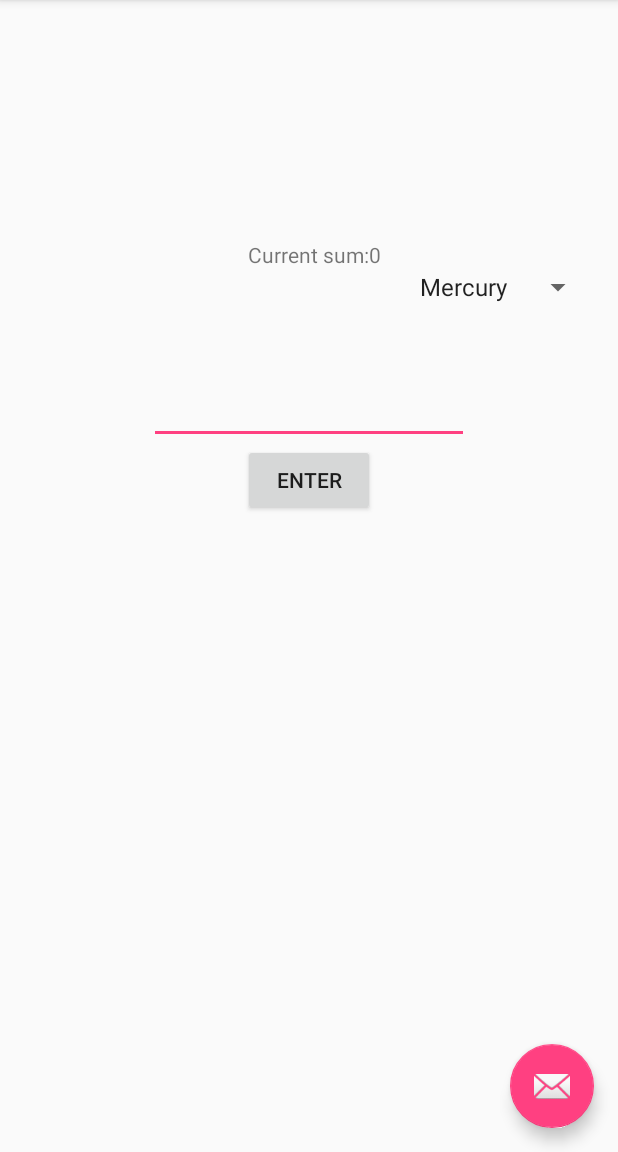
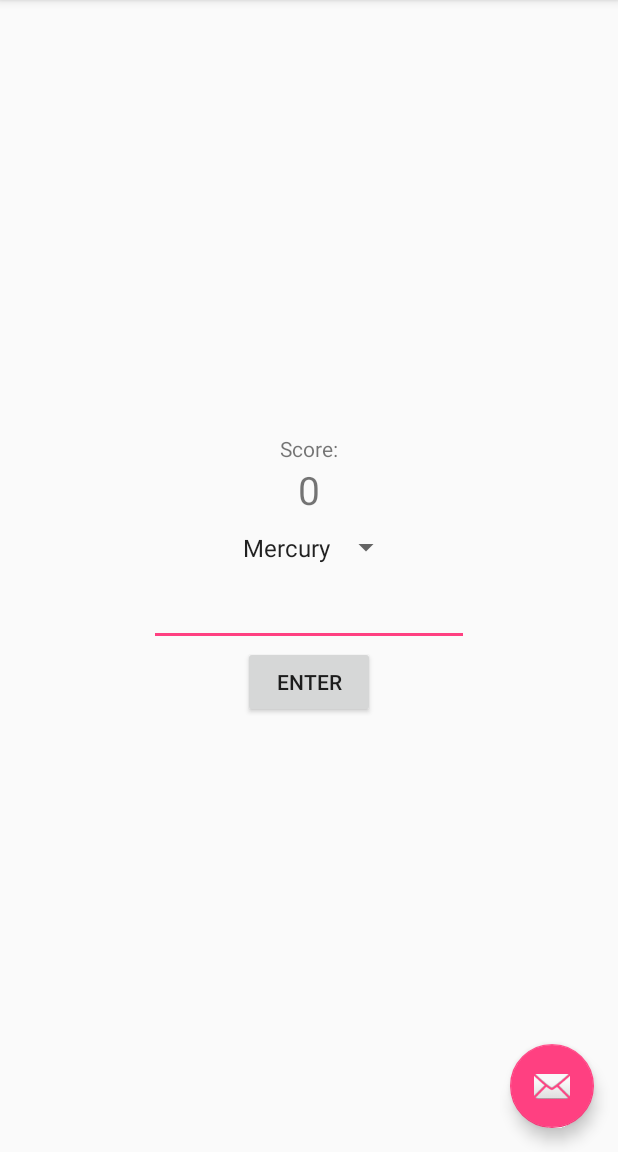
Before and after one commit to frigidpi/productivity-tracker, an Android app: the screen it shows after launch (MainActivity), on a phone screen of 412 x 824 dp, the part 84-1236 px from its top. Run offline under Robolectric (Android 15) with nearby library versions, the phone set to English and light mode, and no system bars.

Commit message:
Changed to LinearLayout

```diff
--- a/app/src/main/res/layout/content_main.xml
+++ b/app/src/main/res/layout/content_main.xml
@@ -1,5 +1,5 @@
 <?xml version="1.0" encoding="utf-8"?>
-<RelativeLayout
+<LinearLayout
     xmlns:android="http://schemas.android.com/apk/res/android"
     xmlns:tools="http://schemas.android.com/tools"
     xmlns:app="http://schemas.android.com/apk/res-auto"
@@ -9,53 +9,44 @@
     android:paddingRight="@dimen/activity_horizontal_margin"
     android:paddingTop="@dimen/activity_vertical_margin"
     android:paddingBottom="@dimen/activity_vertical_margin"
+    android:gravity="center"
+    android:orientation="vertical"
     app:layout_behavior="@string/appbar_scrolling_view_behavior"
     tools:showIn="@layout/activity_main"
     tools:context=".MainActivity">
 
     <TextView
-        android:text="Current sum:"
+        android:text="Score:"
         android:layout_width="wrap_content"
         android:layout_height="wrap_content"
-        android:id="@+id/textView"
-        android:layout_marginTop="144dp"
-        android:layout_alignParentTop="true"
-        android:layout_centerHorizontal="true" />
+        android:id="@+id/textView" />
 
     <TextView
         android:text="0"
         android:layout_width="wrap_content"
         android:layout_height="wrap_content"
-        android:id="@+id/score"
-        android:layout_marginTop="144dp"
-        android:layout_toRightOf="@+id/textView"
-        android:layout_alignParentTop="true"
-        android:layout_centerHorizontal="true" />
+        android:textSize="26sp"
+        android:id="@+id/score" />
+
+    <Spinner
+        android:layout_width="wrap_content"
+        android:layout_height="wrap_content"
+        android:padding="10dp"
+        android:id="@+id/spinner" />
 
     <EditText
         android:layout_width="wrap_content"
         android:layout_height="wrap_content"
         android:inputType="number"
         android:ems="10"
-        android:id="@+id/edit_text"
-        android:layout_below="@+id/textView"
-        android:layout_centerHorizontal="true"
-        android:layout_marginTop="71dp" />
+        android:padding="10dp"
+        android:id="@+id/edit_text" />
 
     <Button
         android:layout_width="wrap_content"
         android:layout_height="wrap_content"
         android:text="Enter"
-        android:id="@+id/add_task_button"
-        android:layout_below="@+id/edit_text"
-        android:layout_centerHorizontal="true" />
+        android:id="@+id/add_task_button" />
 
-    <Spinner
-        android:layout_width="wrap_content"
-        android:layout_height="wrap_content"
-        android:id="@+id/spinner"
-        android:layout_below="@+id/textView"
-        android:layout_alignParentRight="true"
-        android:layout_alignParentEnd="true" />
 
-</RelativeLayout>
+</LinearLayout>
```
